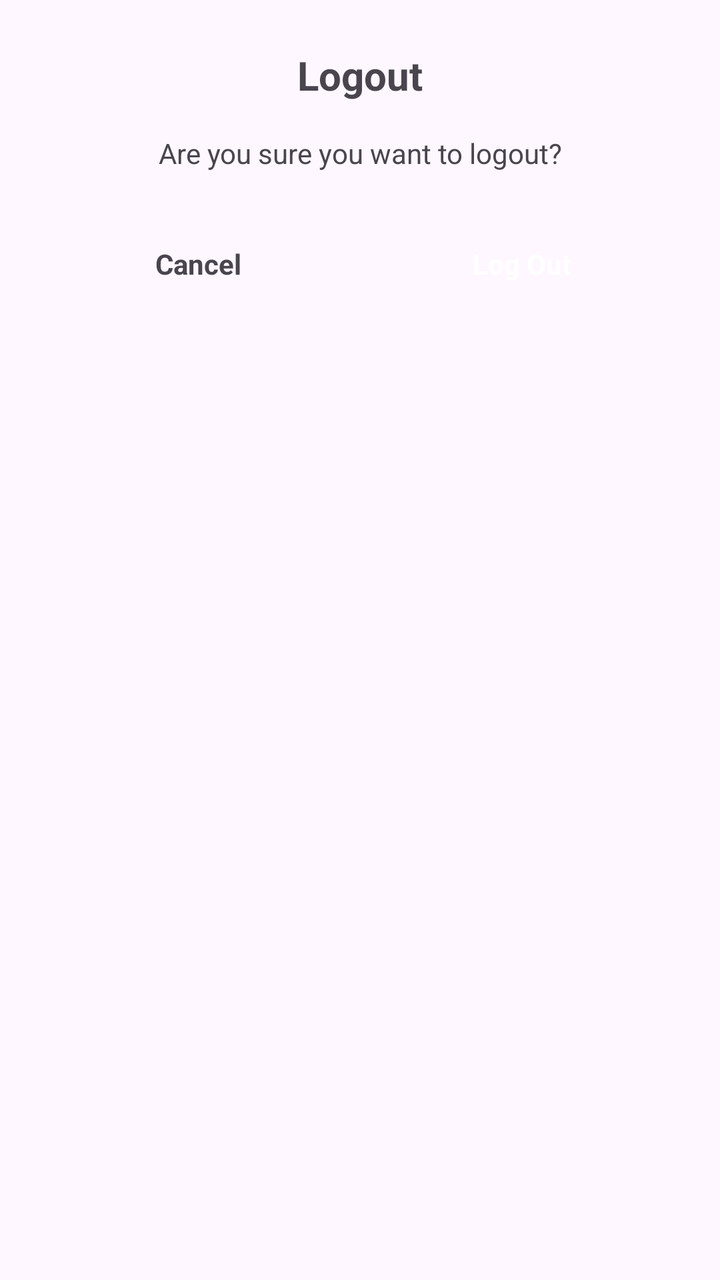
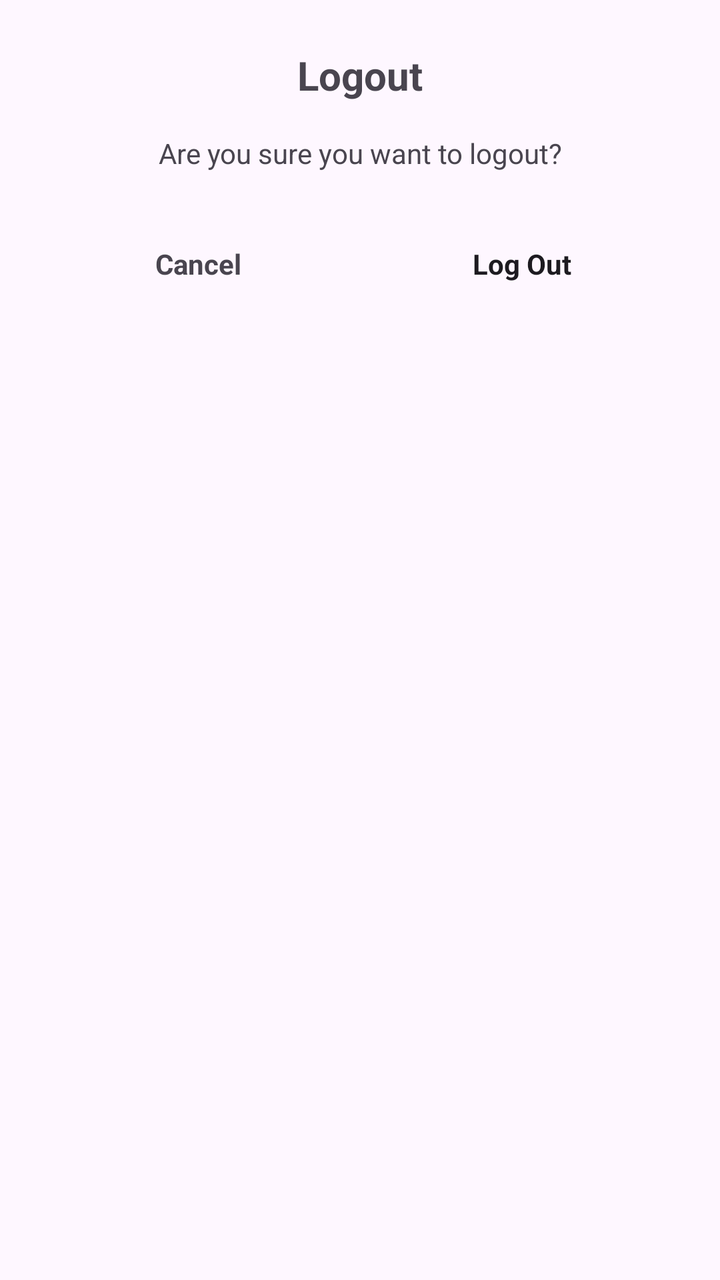

Screens rendered from an Android XML layout before and after an edit, with the pre-edit source and the edit as a unified diff.
<!-- AndroidManifest.xml: application theme Base.Theme.DailyToDoList -->
<!-- res/layout/dialog_logout.xml -->
<?xml version="1.0" encoding="utf-8"?>
<LinearLayout xmlns:android="http://schemas.android.com/apk/res/android"
    android:layout_width="match_parent"
    android:layout_height="wrap_content"
    android:orientation="vertical"
    android:padding="24dp">

    <TextView
        android:id="@+id/titleText"
        android:layout_width="match_parent"
        android:layout_height="wrap_content"
        android:text="@string/logout_title"
        android:textSize="20sp"
        android:textStyle="bold"
        android:gravity="center"
        android:layout_marginBottom="16dp" />

    <TextView
        android:id="@+id/messageText"
        android:layout_width="match_parent"
        android:layout_height="wrap_content"
        android:text="@string/logout_message"
        android:textSize="14sp"
        android:gravity="center"
        android:layout_marginBottom="24dp" />

    <LinearLayout
        android:layout_width="match_parent"
        android:layout_height="wrap_content"
        android:orientation="horizontal"
        android:gravity="center">

        <TextView
            android:id="@+id/cancelButton"
            android:layout_width="0dp"
            android:layout_height="44dp"
            android:layout_weight="1"
            android:text="@string/cancel"
            android:textSize="14sp"
            android:textStyle="bold"
            android:gravity="center"
            android:layout_marginEnd="12dp"
            android:clickable="true"
            android:focusable="true" />

        <TextView
            android:id="@+id/logoutButton"
            android:layout_width="0dp"
            android:layout_height="44dp"
            android:layout_weight="1"
            android:text="@string/log_out"
            android:textSize="14sp"
            android:textStyle="bold"
            android:textColor="#FFFFFF"
            android:gravity="center"
            android:clickable="true"
            android:focusable="true" />

    </LinearLayout>

</LinearLayout>
<!-- resources referenced by this layout -->
<resources>
  <string name="cancel">Cancel</string>
  <string name="log_out">Log Out</string>
  <string name="logout_message">Are you sure you want to logout?</string>
  <string name="logout_title">Logout</string>
  <style name="Base.Theme.DailyToDoList" parent="Theme.Material3.DayNight.NoActionBar">
          <item name="colorPrimary">@color/default_primary</item>
          <item name="colorOnPrimary">@color/white</item>
          <item name="colorSecondary">@color/default_accent</item>
          <item name="colorOnSecondary">@color/white</item>
          <item name="android:statusBarColor">@color/default_start</item>
          <item name="android:windowLightStatusBar">true</item>
          <item name="android:navigationBarColor">@color/white</item>
          <item name="android:windowLightNavigationBar">false</item>
      </style>
  <color name="default_primary">#2196F3</color>
  <color name="white">#FFFFFFFF</color>
  <color name="default_accent">#E94560</color>
  <color name="default_start">#2196F3</color>
</resources>

<!-- the commit's change to res/layout/dialog_logout.xml (unified diff, before → after) -->
@@ -51,7 +51,7 @@
             android:text="@string/log_out"
             android:textSize="14sp"
             android:textStyle="bold"
-            android:textColor="#FFFFFF"
+            android:textColor="?attr/colorOnSurface"
             android:gravity="center"
             android:clickable="true"
             android:focusable="true" />
